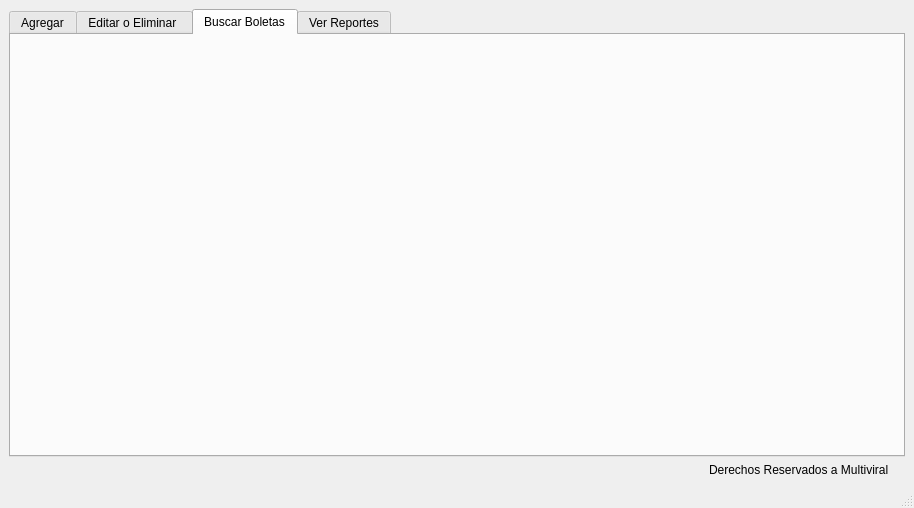
Old version of the form admin/admin.ui in the repository nashvent/libreria.
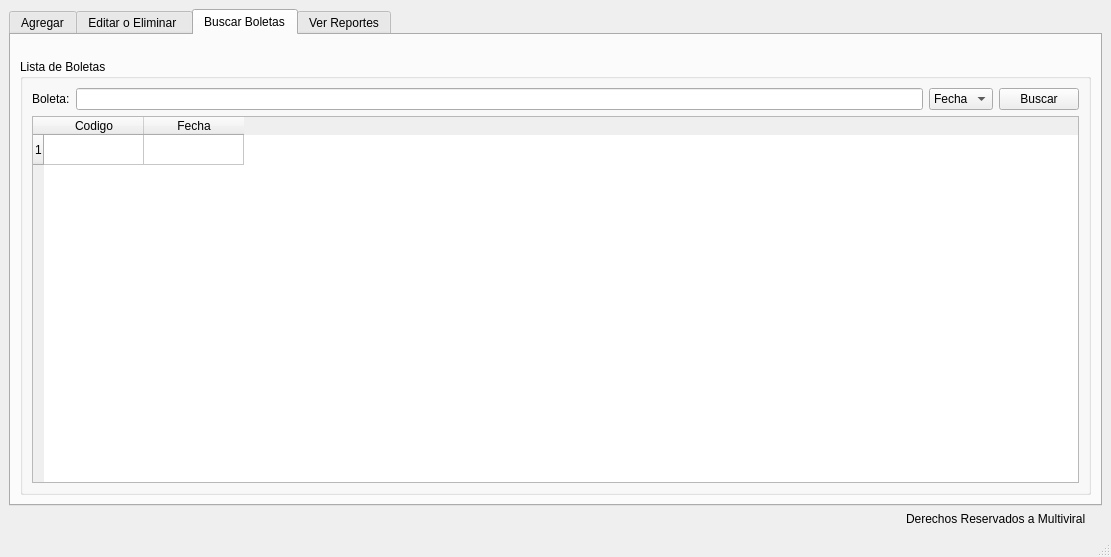
New version of the form. The open tabs and pages were chosen to show the change. Icons and pictures are not drawn.

Patch:
```diff
--- a/admin/admin.ui
+++ b/admin/admin.ui
@@ -6,8 +6,8 @@
    <rect>
     <x>0</x>
     <y>0</y>
-    <width>914</width>
-    <height>508</height>
+    <width>1111</width>
+    <height>557</height>
    </rect>
   </property>
   <property name="mouseTracking">
@@ -366,6 +366,80 @@
        <attribute name="title">
         <string>Buscar Boletas</string>
        </attribute>
+       <layout class="QVBoxLayout" name="verticalLayout_14">
+        <item>
+         <layout class="QVBoxLayout" name="verticalLayout_15">
+          <property name="topMargin">
+           <number>15</number>
+          </property>
+         </layout>
+        </item>
+        <item>
+         <widget class="QGroupBox" name="groupBox_4">
+          <property name="title">
+           <string>Lista de Boletas</string>
+          </property>
+          <layout class="QVBoxLayout" name="verticalLayout_16">
+           <item>
+            <layout class="QHBoxLayout" name="horizontalLayout_5">
+             <property name="topMargin">
+              <number>0</number>
+             </property>
+             <item>
+              <widget class="QLabel" name="label_16">
+               <property name="text">
+                <string>Boleta:</string>
+               </property>
+              </widget>
+             </item>
+             <item>
+              <widget class="QLineEdit" name="lineEdit"/>
+             </item>
+             <item>
+              <widget class="QComboBox" name="comboBox">
+               <item>
+                <property name="text">
+                 <string>Fecha</string>
+                </property>
+               </item>
+               <item>
+                <property name="text">
+                 <string>Mes</string>
+                </property>
+               </item>
+              </widget>
+             </item>
+             <item>
+              <widget class="QPushButton" name="pushButton">
+               <property name="text">
+                <string>Buscar</string>
+               </property>
+              </widget>
+             </item>
+            </layout>
+           </item>
+           <item>
+            <widget class="QTableWidget" name="tableWidget">
+             <property name="rowCount">
+              <number>1</number>
+             </property>
+             <row/>
+             <column>
+              <property name="text">
+               <string>Codigo</string>
+              </property>
+             </column>
+             <column>
+              <property name="text">
+               <string>Fecha</string>
+              </property>
+             </column>
+            </widget>
+           </item>
+          </layout>
+         </widget>
+        </item>
+       </layout>
       </widget>
       <widget class="QWidget" name="tab_4">
        <attribute name="icon">
```
Left out of the diff: 333 changed lines with no effect on the pictures.
